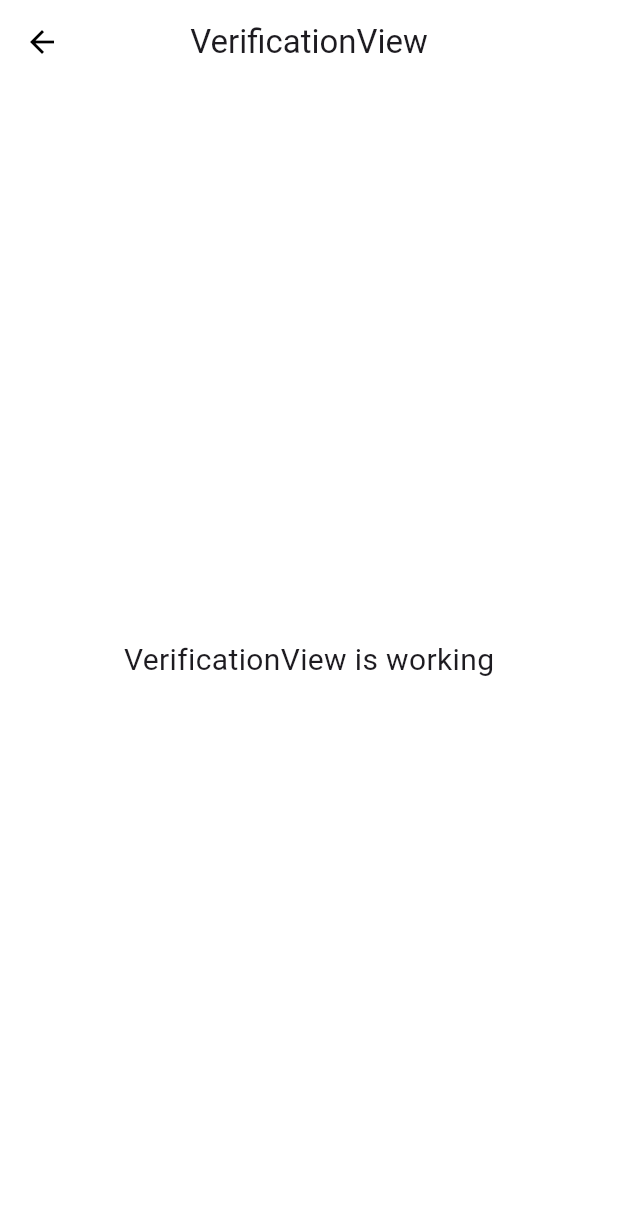
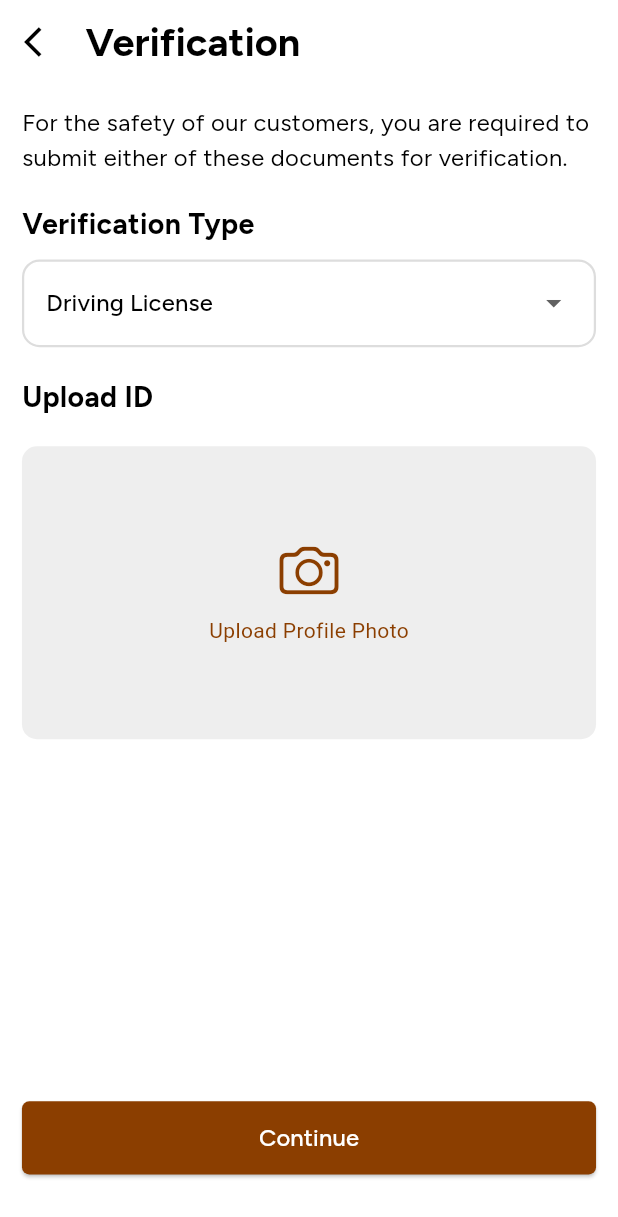
Before and after one commit to theflaury/flaury_business_app, a Flutter app: the VerificationView screen opened directly, on a phone screen of 412 x 824 dp. Shown: the top 1217 px of the screen. Run offline on Flutter 3.47's test engine with Material 3 defaults, Android fonts, the phone set to English and light mode, and no system bars; our stand-ins replace flutter_screenutil, get, get_storage, google_fonts, iconsax_flutter, image_picker and 2 more; accounts and stored records are empty; statements that could not run were skipped.

Commit message:
onboarding Process completed

```diff
--- a/lib/app/modules/signup/views/verification_view.dart
+++ b/lib/app/modules/signup/views/verification_view.dart
@@ -1,22 +1,64 @@
+import 'package:flaury_provider/app/modules/signup/controllers/signup_controller.dart';
+import 'package:flaury_provider/app/widgets/appbutton.dart';
+import 'package:flaury_provider/app/widgets/space.dart';
 import 'package:flutter/material.dart';
+import 'package:flutter_screenutil/flutter_screenutil.dart';
 
 import 'package:get/get.dart';
 
+import '../../../widgets/apptext.dart';
+import '../../../widgets/dropdown.dart';
+import 'widgets/imageselect.dart';
+
 class VerificationView extends GetView {
-  const VerificationView({Key? key}) : super(key: key);
+  VerificationView({super.key});
+
+  final SignupController controller = Get.put(SignupController());
   @override
   Widget build(BuildContext context) {
     return Scaffold(
-      appBar: AppBar(
-        title: const Text('VerificationView'),
-        centerTitle: true,
-      ),
-      body: const Center(
-        child: Text(
-          'VerificationView is working',
-          style: TextStyle(fontSize: 20),
-        ),
-      ),
-    );
+        appBar: AppBar(
+            title: BigAppText('Verification'),
+            titleSpacing: 1,
+            leading: const Icon(Icons.arrow_back_ios)),
+        body: SafeArea(
+          child: SingleChildScrollView(
+            child: Padding(
+              padding: simPad(15, 15),
+              child: Column(
+                crossAxisAlignment: CrossAxisAlignment.start,
+                children: [
+                  // Little text
+                  SmallAppText(
+                      'For the safety of our customers, you are required to submit either of these documents for verification.'),
+                  vSpace(20),
+                  // Vreification Dropdown
+                  const CustomDropdown(
+                    label: 'Verification Type',
+                    items: [
+                      'Driving License',
+                      'Address Proof',
+                      'NIN',
+                      'Passport'
+                    ],
+                  ),
+                  vSpace(20),
+                  MedAppText('Upload ID',
+                      fontSize: 18.sp, fontWeight: FontWeight.bold),
+                  vSpace(20),
+                  // Upload Id
+                  ImageSelector(),
+                  vSpace(Get.height * 0.30),
+                  // Continue Button
+                  AppElevatedButton(
+                      title: 'Continue',
+                      onPressed: () {
+                        controller.showSuccessDialog();
+                      }),
+                ],
+              ),
+            ),
+          ),
+        ));
   }
 }
--- a/lib/app/modules/signup/views/widgets/profileimg.dart
+++ b/lib/app/modules/signup/views/widgets/imageselect.dart
@@ -6,10 +6,10 @@ import 'package:get/get.dart';
 
 import '../../../../utils/theme/colors.dart';
 
-class Profileimg extends StatelessWidget {
+class ImageSelector extends StatelessWidget {
   final SignupController controller = Get.put(SignupController());
 
-  Profileimg({super.key});
+  ImageSelector({super.key});
 
   @override
   Widget build(BuildContext context) {
--- a/lib/app/routes/app_pages.dart
+++ b/lib/app/routes/app_pages.dart
@@ -1,5 +1,7 @@
 import 'package:get/get.dart';
 
+import '../modules/dashboard/bindings/dashboard_binding.dart';
+import '../modules/dashboard/views/dashboard_view.dart';
 import '../modules/login/bindings/login_binding.dart';
 import '../modules/login/views/login_view.dart';
 import '../modules/onboarding/bindings/onboarding_binding.dart';
@@ -32,11 +34,15 @@ class AppPages {
       page: () => const LoginView(),
       binding: LoginBinding(),
     ),
-
     GetPage(
       name: _Paths.SIGNUP,
       page: () => const SignupView(),
       binding: SignupBinding(),
     ),
+    GetPage(
+      name: _Paths.DASHBOARD,
+      page: () => const DashboardView(),
+      binding: DashboardBinding(),
+    ),
   ];
 }
--- a/lib/app/routes/app_routes.dart
+++ b/lib/app/routes/app_routes.dart
@@ -7,6 +7,7 @@ abstract class Routes {
   static const ONBOARDING = _Paths.ONBOARDING;
   static const LOGIN = _Paths.LOGIN;
   static const SIGNUP = _Paths.SIGNUP;
+  static const DASHBOARD = _Paths.DASHBOARD;
 }
 
 abstract class _Paths {
@@ -15,4 +16,5 @@ abstract class _Paths {
   static const ONBOARDING = '/onboarding';
   static const LOGIN = '/login';
   static const SIGNUP = '/signup';
+  static const DASHBOARD = '/dashboard';
 }
--- /dev/null
+++ b/lib/app/widgets/dropdown.dart
@@ -0,0 +1,85 @@
+import 'package:flutter/material.dart';
+import 'package:flutter_screenutil/flutter_screenutil.dart';
+import 'package:get/get.dart';
+
+import '../utils/theme/colors.dart';
+import 'apptext.dart';
+import 'space.dart';
+
+class CustomDropdown extends StatefulWidget {
+  final double? width;
+  final double? height;
+  final List<String> items;
+  final String? label;
+  final ValueChanged<String> onChanged;
+
+  const CustomDropdown({
+    super.key,
+    this.width,
+    this.height,
+    required this.items,
+    this.label,
+    this.onChanged = _defaultOnChanged,
+  });
+
+  static void _defaultOnChanged(String value) {}
+
+  @override
+  _CustomDropdownState createState() => _CustomDropdownState();
+}
+
+class _CustomDropdownState extends State<CustomDropdown> {
+  String? _selectedValue;
+
+  @override
+  void initState() {
+    super.initState();
+    _selectedValue = widget.items.first;
+  }
+
+  @override
+  Widget build(BuildContext context) {
+    return Column(
+      crossAxisAlignment: CrossAxisAlignment.start,
+      children: [
+        Visibility(
+          visible: widget.label != null,
+          child: MedAppText(
+            widget.label ?? '',
+            color: AppColors.black,
+            fontSize: 18.sp,
+            fontWeight: FontWeight.bold,
+          ),
+        ),
+        vSpace(10),
+        Container(
+          width: widget.width ?? Get.width,
+          height: widget.height ?? 60.h,
+          decoration: BoxDecoration(
+            border: Border.all(color: AppColors.grey100, width: 1.5),
+            borderRadius: BorderRadius.circular(12.r),
+          ),
+          child: DropdownButtonHideUnderline(
+            child: DropdownButton<String>(
+              isExpanded: true,
+              padding: simPad(0, 15),
+              value: _selectedValue,
+              onChanged: (String? newValue) {
+                setState(() {
+                  _selectedValue = newValue;
+                  widget.onChanged(newValue!);
+                });
+              },
+              items: widget.items.map((String value) {
+                return DropdownMenuItem<String>(
+                  value: value,
+                  child: SmallAppText(value),
+                );
+              }).toList(),
+            ),
+          ),
+        ),
+      ],
+    );
+  }
+}
```
Also changed, not shown: lib/app/modules/dashboard/bindings/dashboard_binding.dart (added, +12 -0 lines), lib/app/modules/dashboard/controllers/dashboard_controller.dart (added, +23 -0 lines), lib/app/modules/dashboard/views/dashboard_view.dart (added, +24 -0 lines), lib/app/modules/signup/controllers/signup_controller.dart (+11 -14 lines), lib/app/modules/signup/views/orginfo_view.dart (+12 -3 lines), lib/app/modules/signup/views/widgets/TeamandLocation.dart (+13 -16 lines), lib/app/widgets/dialog.dart (added, +50 -0 lines).
